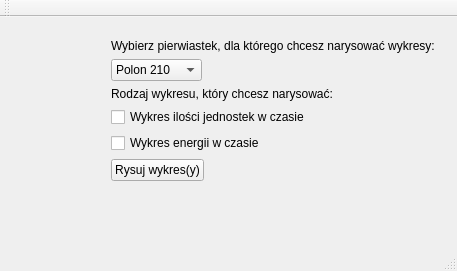
First picture: the form in mainwindow.ui, repository ssysek/rozpadd, before the edit.
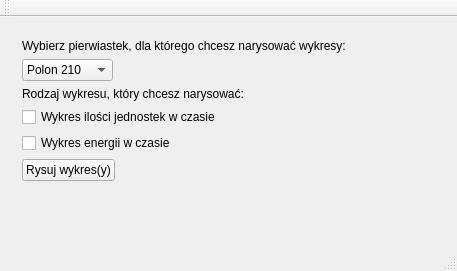
Second picture: the form after the edit.

Diff of the .ui file:
```diff
--- a/mainwindow.ui
+++ b/mainwindow.ui
@@ -15,7 +15,7 @@
   </property>
   <widget class="QWidget" name="centralWidget">
    <layout class="QGridLayout" name="gridLayout_2">
-    <item row="0" column="1">
+    <item row="0" column="0">
      <widget class="QFrame" name="gridFrame">
       <layout class="QFormLayout" name="formLayout">
        <item row="1" column="0">
@@ -95,19 +95,6 @@
       </layout>
      </widget>
     </item>
-    <item row="0" column="0">
-     <spacer name="horizontalSpacer">
-      <property name="orientation">
-       <enum>Qt::Horizontal</enum>
-      </property>
-      <property name="sizeHint" stdset="0">
-       <size>
-        <width>40</width>
-        <height>20</height>
-       </size>
-      </property>
-     </spacer>
-    </item>
    </layout>
   </widget>
   <widget class="QToolBar" name="mainToolBar">
```
